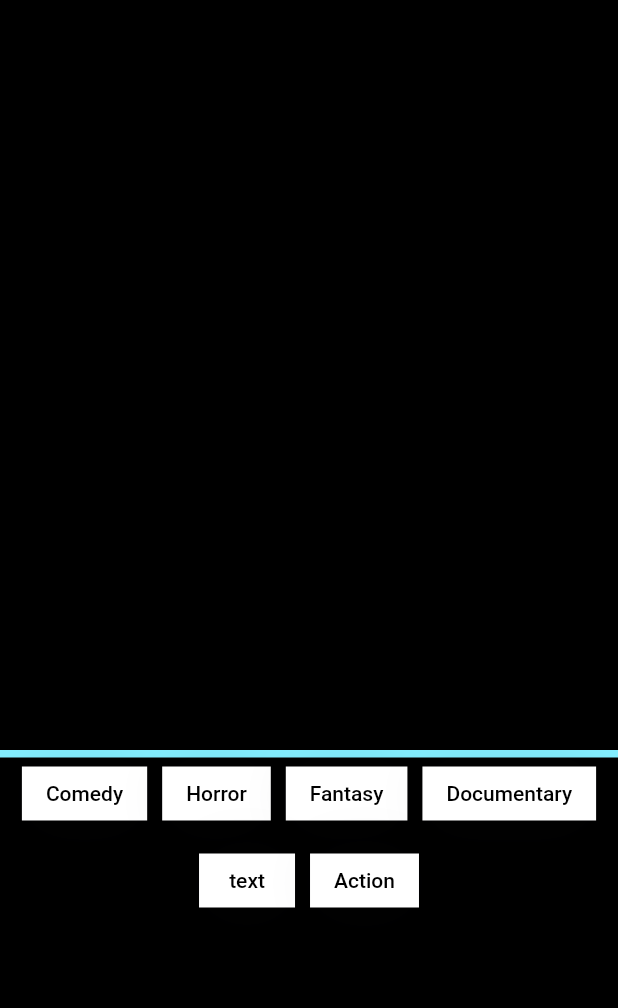
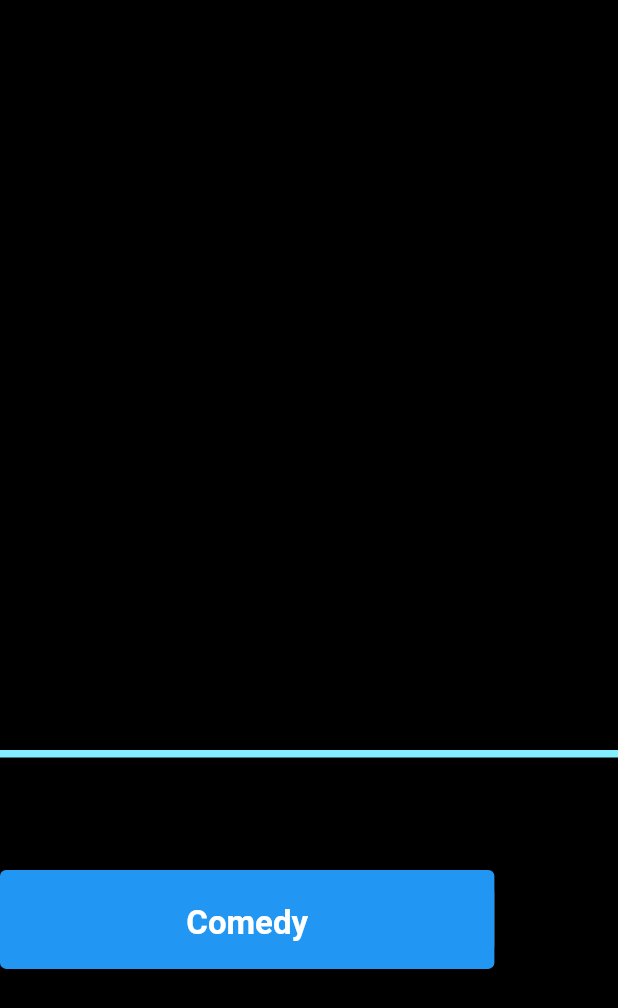
Before and after one commit to Huda-cloud-27598/DAAAP, a Flutter app: the screen it shows after launch, on a phone screen of 412 x 824 dp. Shown: the top 1008 px of the screen. Run offline on Flutter 3.47's test engine with Material 2 defaults, Android fonts, the phone set to English and light mode, and no system bars; drawn by our look-alikes of group_button.

Commit message:
DAAPP routes and names changed buttons are there, needs to me edited more

```diff
--- a/lib/Screens/HomePage.dart
+++ b/lib/Screens/HomePage.dart
@@ -1,3 +1,4 @@
+import 'package:DAAPP/Widgets/RoundedButton.dart';
 import 'package:flutter/cupertino.dart';
 import 'package:flutter/material.dart';
 import 'package:group_button/group_button.dart';
@@ -23,12 +24,34 @@ class HomePage extends StatelessWidget {
           color: Color.fromRGBO(131, 238, 255,
               100), //neon blue, find a way to make a neon blue method
         ),
-        GroupButton(
+        SizedBox(
+          height: 75,
+        ),
+        Column(
+          children: [
+            Row(
+              children: [
+                RoundedButton(
+                    onPressed: () => print("Button presses"),
+                    buttonName: "Comedy"
+
+                ),
+              ],
+            ),
+            Row(
+              children: [
+
+
+              ],
+            )
+          ],
+        )
+        /*GroupButton(
           isRadio: false,
           spacing: 10,
           onSelected: (index, isSelected) => print('$index button is selected'),
           buttons: ["Comedy", "Horror", "Fantasy", "Documentary", "text", "Action"],
-        )
+        )*/
         ],
       ),
     );
--- /dev/null
+++ b/lib/Widgets/RoundedButton.dart
@@ -0,0 +1,36 @@
+import 'package:flutter/material.dart';
+import 'package:DAAPP/pallete.dart';
+import 'package:flutter/widgets.dart';
+
+class RoundedButton extends StatelessWidget {
+
+
+
+  const RoundedButton({
+    Key? key,
+    required this.onPressed,
+    required this.buttonName}) : super(key: key);
+
+  final String buttonName;
+  final void Function() onPressed;
+
+  @override
+  Widget build(BuildContext context) {
+    Size size = MediaQuery.of(context).size;
+    return Container(
+      height: size.height * 0.08,
+      width: size.width * 0.8,
+      decoration: BoxDecoration(
+        borderRadius: BorderRadius.circular(16),
+        color: Colors.brown,
+      ),
+      child: ElevatedButton(
+        onPressed: onPressed,
+        child: Text(
+          buttonName,
+          style: kBodyText.copyWith(fontWeight: FontWeight.bold),
+        ),
+      ),
+    );
+  }
+}
--- a/lib/main.dart
+++ b/lib/main.dart
@@ -1,4 +1,4 @@
-import 'package:daaap_new/Screens/HomePage.dart';
+import 'package:DAAPP/Screens/HomePage.dart';
 import 'package:flutter/material.dart';
 
 void main() {
--- /dev/null
+++ b/lib/pallete.dart
@@ -0,0 +1,13 @@
+import 'package:flutter/cupertino.dart';
+import 'package:flutter/material.dart';
+
+
+//text styles
+const TextStyle kBodyText =
+TextStyle(fontSize: 22, color: Colors.white, height: 1.5);
+
+
+//colors
+const Color kWhite = Colors.white;
+const Color kBlue = Color(0xff5663ff);
+const Color kYellow = Colors.yellow;
--- a/pubspec.yaml
+++ b/pubspec.yaml
@@ -1,4 +1,4 @@
-name: daaap_new
+name: DAAPP
 description: A new Flutter project.
 
 # The following line prevents the package from being accidentally published to
@@ -35,7 +35,7 @@ dependencies:
   # Use with the CupertinoIcons class for iOS style icons.
   cupertino_icons: ^1.0.2
   group_button: ^3.3.1
-
+  rounded_button: ^1.0.3
 
 
 dev_dependencies:
```
Also changed, not shown: pubspec.lock, 1 other file.
